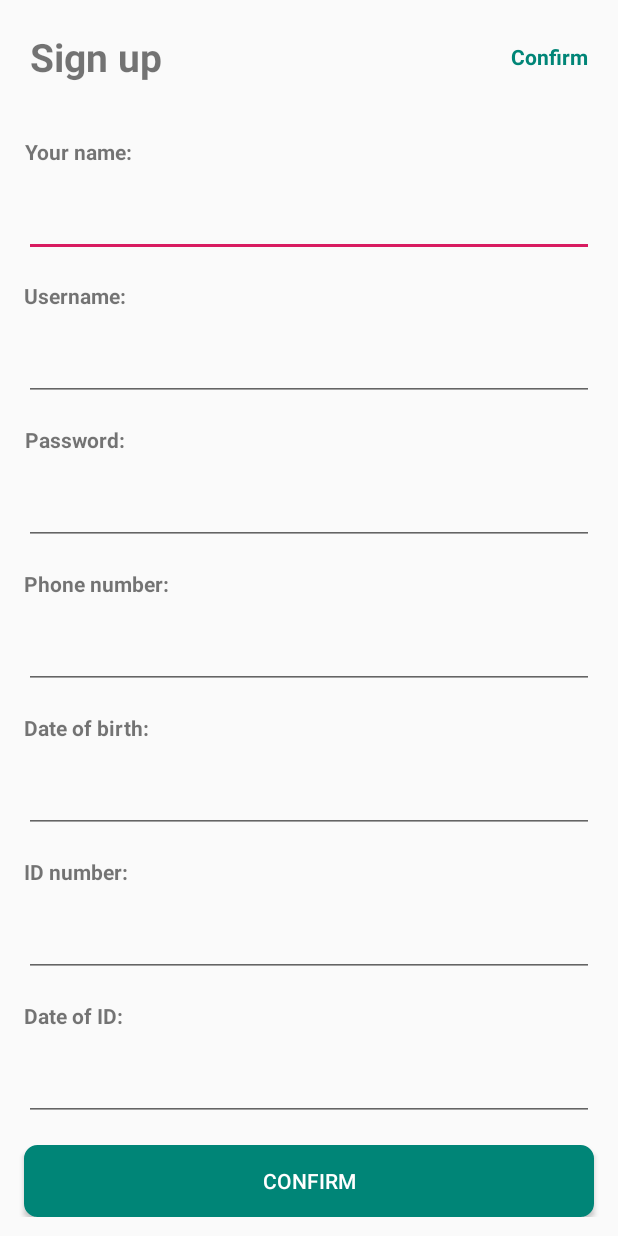
After one commit to TranNguyenGiaHuy/ReRm-Android, an Android app: the layout activity_signup.xml on its own in the app's theme, with its tools: preview values and no code run, on a phone screen of 412 x 824 dp. The commit adds this screen. Run offline under Robolectric (Android 15) with nearby library versions, the phone set to English and light mode, and no system bars.

Commit message:
add layout Log in, sign up

```diff
--- a/app/src/main/java/com/huytran/rermandroid/activity/LoginActivity.kt
+++ b/app/src/main/java/com/huytran/rermandroid/activity/LoginActivity.kt
@@ -3,5 +3,4 @@ package com.huytran.rermandroid.activity
 import com.huytran.rermandroid.activity.base.BaseActivity
 
 class LoginActivity: BaseActivity() {
-
 }
--- /dev/null
+++ b/app/src/main/res/drawable/btn_rounded.xml
@@ -0,0 +1,11 @@
+<?xml version="1.0" encoding="utf-8"?>
+<selector xmlns:android="http://schemas.android.com/apk/res/android">
+    <item>
+        <shape android:shape="rectangle">
+            <solid android:color="@color/colorPrimary"/>
+            <stroke android:color="@color/colorPrimary" android:width="2dp" />
+            <!--corners allow us to make the rounded corners button-->
+            <corners android:radius="8dp" />
+        </shape>
+    </item>
+</selector>
--- a/app/src/main/res/layout/activity_main.xml
+++ b/app/src/main/res/layout/activity_main.xml
@@ -12,7 +12,8 @@
             android:layout_height="wrap_content"
             app:layout_behavior="@string/appbar_scrolling_view_behavior"
             tools:layout_editor_absoluteX="16dp"
-            tools:layout_editor_absoluteY="4dp"/>
+            tools:layout_editor_absoluteY="4dp"
+            tools:ignore="MissingConstraints"/>
     <android.support.design.widget.BottomNavigationView
             android:id="@+id/navigationView"
             android:layout_width="0dp"
--- /dev/null
+++ b/app/src/main/res/layout/activity_signup.xml
@@ -0,0 +1,180 @@
+<?xml version="1.0" encoding="utf-8"?>
+<android.support.constraint.ConstraintLayout xmlns:android="http://schemas.android.com/apk/res/android"
+                                             android:layout_width="match_parent"
+                                             android:layout_height="match_parent"
+                                             xmlns:app="http://schemas.android.com/apk/res-auto">
+
+    <ScrollView
+            android:layout_width="match_parent"
+            android:layout_height="match_parent">
+        <LinearLayout android:layout_width="match_parent" android:layout_height="wrap_content"
+                      android:orientation="vertical">
+            <LinearLayout android:layout_width="match_parent"
+                          android:layout_height="wrap_content"
+                          android:layout_marginBottom="16dp"
+                          android:orientation="horizontal">
+                <TextView android:layout_width="wrap_content"
+                          android:layout_height="wrap_content"
+                          android:layout_weight="3"
+                          android:textSize="26sp"
+                          android:text="Sign up"
+                          android:textStyle="bold"
+                          android:padding="20dp"/>
+                <TextView android:layout_width="wrap_content"
+                          android:layout_height="wrap_content"
+                          android:textColor="@color/colorPrimary"
+                          android:text="Confirm"
+                          android:textStyle="bold"
+                          android:padding="20dp"
+                          android:layout_gravity="center"/>
+            </LinearLayout>
+            <LinearLayout android:layout_width="match_parent"
+                          android:layout_height="wrap_content"
+                          android:orientation="vertical">
+
+                <TextView android:layout_width="wrap_content"
+                          android:layout_height="wrap_content"
+                          android:textAlignment="center"
+                          android:layout_marginStart="16dp"
+                          android:text="Your name:"
+                          android:textStyle="bold"
+                          android:padding="0dp"/>
+
+                <EditText android:id="@+id/etName"
+                          android:layout_width="match_parent"
+                          android:layout_height="wrap_content"
+                          android:layout_margin="16dp"
+                          android:padding="10dp"
+                          android:textColor="@android:color/black"/>
+
+            </LinearLayout>
+            <LinearLayout android:layout_width="match_parent"
+                          android:layout_height="wrap_content"
+                          android:orientation="vertical">
+
+                <TextView android:layout_width="wrap_content"
+                          android:layout_height="wrap_content"
+                          android:textAlignment="center"
+                          android:layout_marginStart="16dp"
+                          android:textStyle="bold"
+                          android:text="Username:"
+                          android:padding="0dp"/>
+
+                <EditText android:id="@+id/etUsername"
+                          android:layout_width="match_parent"
+                          android:layout_height="wrap_content"
+                          android:layout_margin="16dp"
+                          android:padding="10dp"
+                          android:textColor="@android:color/black"/>
+            </LinearLayout>
+            <LinearLayout android:layout_width="match_parent"
+                          android:layout_height="wrap_content"
+                          android:orientation="vertical">
+
+                <TextView android:layout_width="wrap_content"
+                          android:layout_height="wrap_content"
+                          android:textAlignment="center"
+                          android:layout_marginStart="16dp"
+                          android:textStyle="bold"
+                          android:text="Password:"
+                          android:padding="0dp"/>
+
+                <EditText android:id="@+id/etPassword"
+                          android:layout_width="match_parent"
+                          android:layout_height="wrap_content"
+                          android:layout_margin="16dp"
+                          android:inputType="textPassword"
+                          android:padding="10dp"
+                          android:textColor="@android:color/black"/>
+            </LinearLayout>
+            <LinearLayout android:layout_width="match_parent"
+                          android:layout_height="wrap_content"
+                          android:orientation="vertical">
+
+                <TextView android:layout_width="wrap_content"
+                          android:layout_height="wrap_content"
+                          android:textAlignment="center"
+                          android:layout_marginStart="16dp"
+                          android:textStyle="bold"
+                          android:text="Phone number:"
+                          android:padding="0dp"/>
+
+                <EditText android:id="@+id/etPhone"
+                          android:layout_width="match_parent"
+                          android:layout_height="wrap_content"
+                          android:layout_margin="16dp"
+                          android:inputType="phone"
+                          android:padding="10dp"
+                          android:textColor="@android:color/black"/>
+            </LinearLayout>
+            <LinearLayout android:layout_width="match_parent"
+                          android:layout_height="wrap_content"
+                          android:orientation="vertical">
+
+                <TextView android:layout_width="wrap_content"
+                          android:layout_height="wrap_content"
+                          android:textAlignment="center"
+                          android:layout_marginStart="16dp"
+                          android:textStyle="bold"
+                          android:text="Date of birth:"
+                          android:padding="0dp"/>
+
+                <EditText android:id="@+id/etDate_of_birth"
+                          android:layout_width="match_parent"
+                          android:layout_height="wrap_content"
+                          android:layout_margin="16dp"
+                          android:inputType="date"
+                          android:padding="10dp"
+                          android:textColor="@android:color/black"/>
+            </LinearLayout>
+            <LinearLayout android:layout_width="match_parent"
+                          android:layout_height="wrap_content"
+                          android:orientation="vertical">
+
+                <TextView android:layout_width="wrap_content"
+                          android:layout_height="wrap_content"
+                          android:textAlignment="center"
+                          android:layout_marginStart="16dp"
+                          android:textStyle="bold"
+                          android:text="ID number:"
+                          android:padding="0dp"/>
+
+                <EditText android:id="@+id/etIdNumber"
+                          android:layout_width="match_parent"
+                          android:layout_height="wrap_content"
+                          android:layout_margin="16dp"
+                          android:inputType="number"
+                          android:padding="10dp"
+                          android:textColor="@android:color/black"/>
+            </LinearLayout>
+            <LinearLayout android:layout_width="match_parent"
+                          android:layout_height="wrap_content"
+                          android:orientation="vertical">
+
+                <TextView android:layout_width="wrap_content"
+                          android:layout_height="wrap_content"
+                          android:textAlignment="center"
+                          android:layout_marginStart="16dp"
+                          android:textStyle="bold"
+                          android:text="Date of ID:"
+                          android:padding="0dp"/>
+
+                <EditText android:id="@+id/etDateOfId"
+                          android:layout_width="match_parent"
+                          android:layout_height="wrap_content"
+                          android:layout_margin="16dp"
+                          android:inputType="date"
+                          android:padding="10dp"
+                          android:textColor="@android:color/black"/>
+            </LinearLayout>
+            <Button android:id="@+id/btnConfirm"
+                    android:layout_width="match_parent"
+                    android:layout_height="wrap_content"
+                    android:layout_marginLeft="16dp"
+                    android:layout_marginRight="16dp"
+                    android:textColor="@color/white"
+                    android:background="@drawable/btn_rounded"
+                    android:text="Confirm"/>
+        </LinearLayout>
+    </ScrollView>
+</android.support.constraint.ConstraintLayout>
--- a/app/src/main/res/values/colors.xml
+++ b/app/src/main/res/values/colors.xml
@@ -7,4 +7,5 @@
     <color name="colorBlack">#000</color>
     <color name="colorGray">#d0d0d0</color>
     <color name="colorYellow">#FFEB3B</color>
+    <color name="colorTransparent">#0011BBA7</color>
 </resources>
```
Also changed, not shown: app/src/main/res/drawable/btn_rounded_signup.xml (added, +11 -0 lines), app/src/main/res/layout/activity_login.xml (added, +88 -0 lines).
